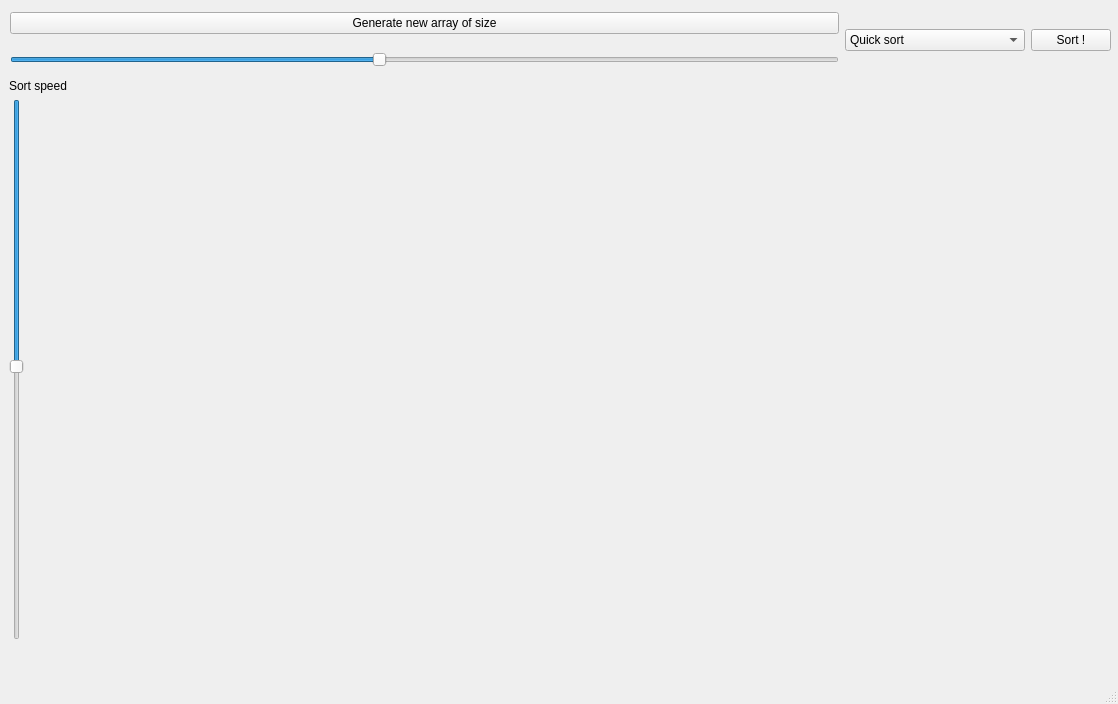
This is SortingVisualiser/mainwindow.ui in JuliaSamartseva/Sorting-Visualiser as Qt 5 draws it before an edit. The edited form follows.
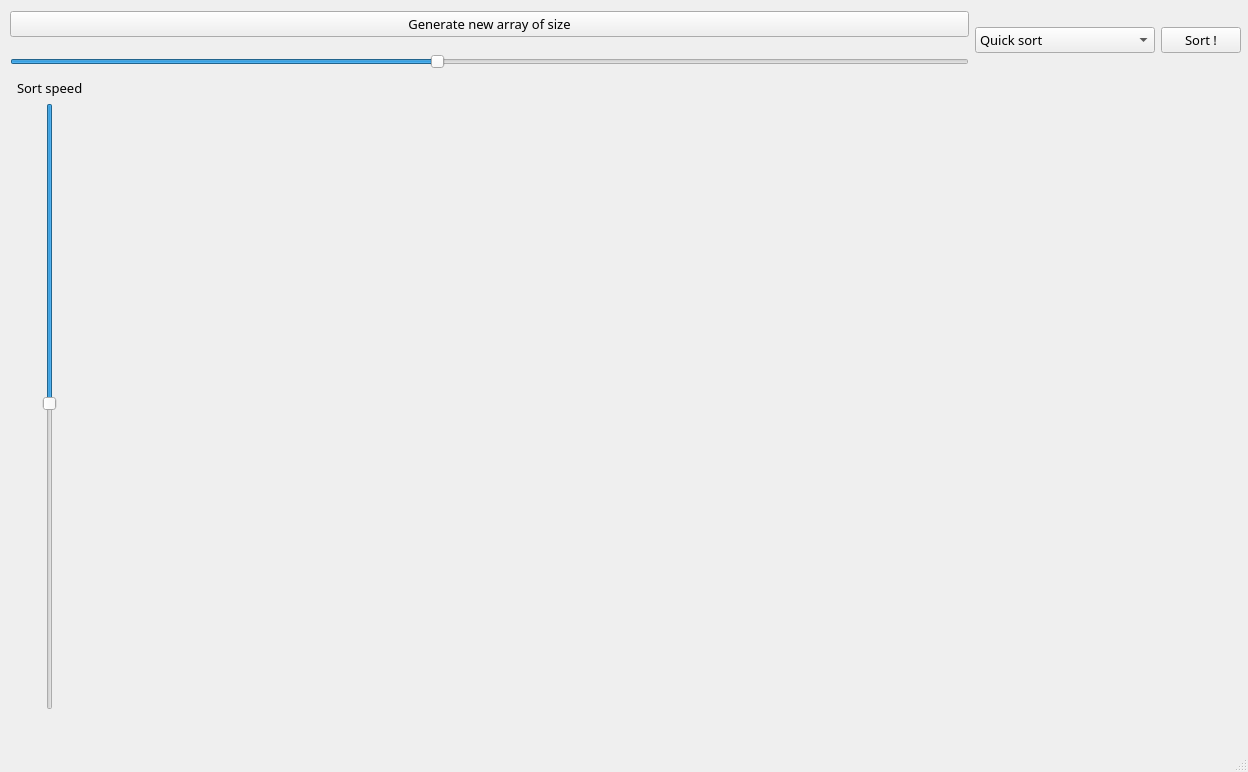
This is the edited form.

What changed in the file:
```diff
--- a/SortingVisualiser/mainwindow.ui
+++ b/SortingVisualiser/mainwindow.ui
@@ -6,10 +6,16 @@
    <rect>
     <x>0</x>
     <y>0</y>
-    <width>1118</width>
-    <height>704</height>
+    <width>1248</width>
+    <height>772</height>
    </rect>
   </property>
+  <property name="font">
+   <font>
+    <family>Yu Gothic Light</family>
+    <pointsize>10</pointsize>
+   </font>
+  </property>
   <property name="windowTitle">
    <string>MainWindow</string>
   </property>
@@ -19,8 +25,8 @@
      <rect>
       <x>91</x>
       <y>79</y>
-      <width>1021</width>
-      <height>561</height>
+      <width>1151</width>
+      <height>631</height>
      </rect>
     </property>
     <layout class="QHBoxLayout" name="painterLayout"/>
@@ -30,7 +36,7 @@
      <rect>
       <x>10</x>
       <y>0</y>
-      <width>1101</width>
+      <width>1231</width>
       <height>81</height>
      </rect>
     </property>
@@ -117,19 +123,19 @@
      <rect>
       <x>9</x>
       <y>79</y>
-      <width>81</width>
-      <height>561</height>
+      <width>82</width>
+      <height>631</height>
      </rect>
     </property>
     <layout class="QVBoxLayout" name="verticalLayout">
-     <item>
+     <item alignment="Qt::AlignHCenter">
       <widget class="QLabel" name="labelSort">
        <property name="text">
         <string>Sort speed</string>
        </property>
       </widget>
      </item>
-     <item>
+     <item alignment="Qt::AlignHCenter">
       <widget class="QSlider" name="sortSpeed">
        <property name="minimum">
         <number>100</number>
```
Left out of the diff: 4 changed lines with no effect on the pictures.
